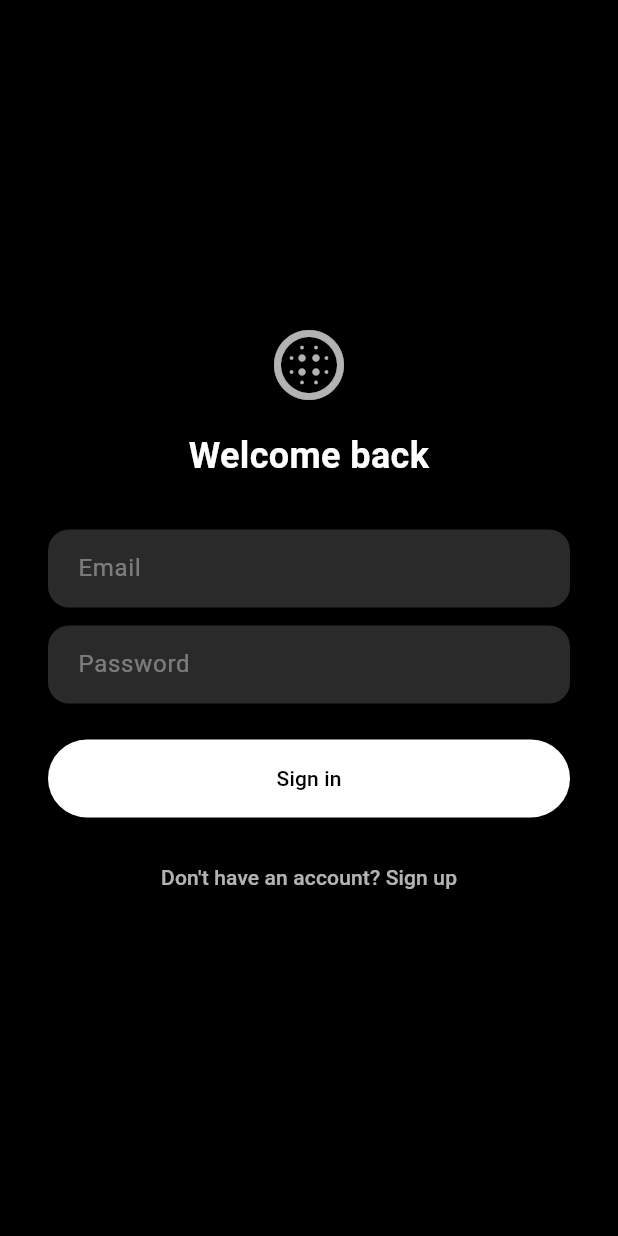
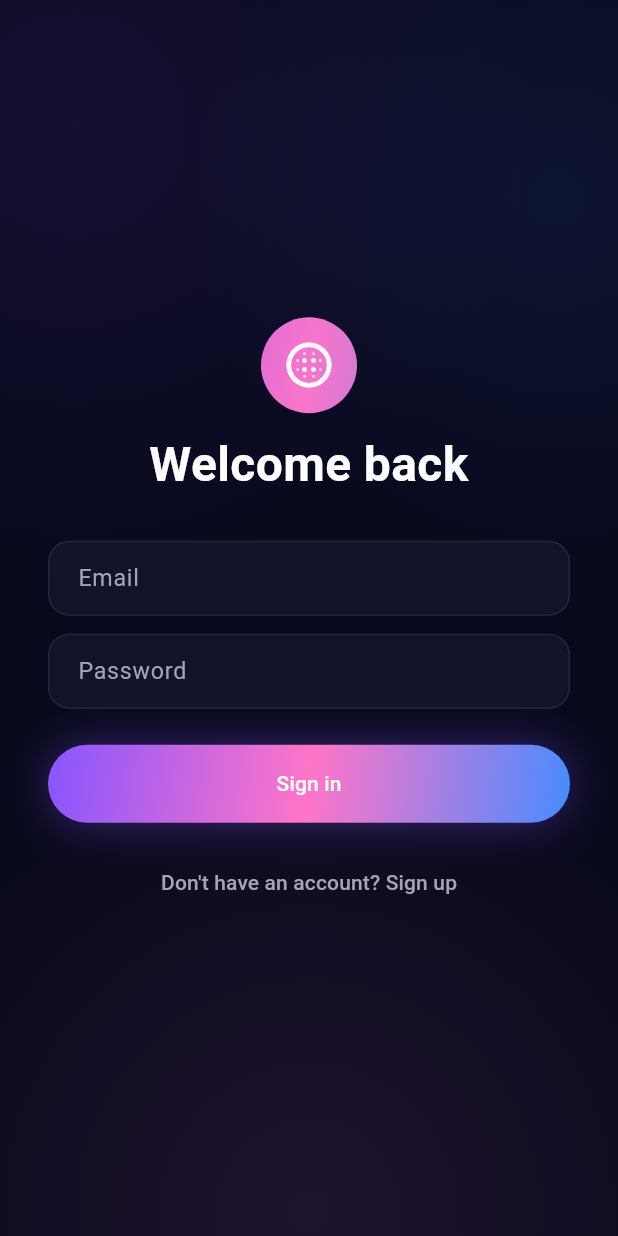
Before and after one commit to suyashvaish/beta-ecosystem, a Flutter app: the screen it shows after launch, on a phone screen of 412 x 824 dp. Run offline on Flutter 3.47's test engine with Material 3 defaults, Android fonts, the phone set to English and light mode, and no system bars; our stand-ins replace connectivity_plus, firebase_auth, firebase_core, firebase_messaging, flutter_tts, permission_handler and 2 more; accounts and stored records are empty.

Commit message:
Restyle login screen to Beta dark palette with gradient CTA

```diff
--- a/beta asli/voice_orb_app_connected/lib/screens/login_screen.dart
+++ b/beta asli/voice_orb_app_connected/lib/screens/login_screen.dart
@@ -2,7 +2,12 @@ import 'package:firebase_auth/firebase_auth.dart';
 import 'package:flutter/material.dart';
 
 import '../services/auth_service.dart';
+import '../theme/beta_background.dart';
+import '../theme/beta_theme.dart';
 
+/// Redesigned login screen (same AuthService flow, new palette):
+/// Beta's dark navy backdrop with glows, gradient primary button,
+/// card-surface input fields.
 class LoginScreen extends StatefulWidget {
   const LoginScreen({super.key, required this.authService});
 
@@ -57,8 +62,9 @@ class _LoginScreenState extends State<LoginScreen> {
   @override
   Widget build(BuildContext context) {
     return Scaffold(
-      backgroundColor: Colors.black,
-      body: SafeArea(
+      backgroundColor: BetaColors.background,
+      body: BetaBackground(
+        child: SafeArea(
           child: Center(
             child: SingleChildScrollView(
               padding: const EdgeInsets.symmetric(horizontal: 32),
@@ -66,16 +72,25 @@ class _LoginScreenState extends State<LoginScreen> {
                 mainAxisSize: MainAxisSize.min,
                 crossAxisAlignment: CrossAxisAlignment.stretch,
                 children: [
-                const Icon(Icons.blur_circular, color: Colors.white70, size: 56),
+                  Container(
+                    width: 64,
+                    height: 64,
+                    alignment: Alignment.center,
+                    decoration: const BoxDecoration(
+                      shape: BoxShape.circle,
+                      gradient: BetaColors.micGradient,
+                    ),
+                    child: const Icon(
+                      Icons.blur_circular,
+                      color: BetaColors.textPrimary,
+                      size: 36,
+                    ),
+                  ),
                   const SizedBox(height: 16),
                   Text(
                     _isSignUp ? 'Create your account' : 'Welcome back',
                     textAlign: TextAlign.center,
-                  style: const TextStyle(
-                    color: Colors.white,
-                    fontSize: 24,
-                    fontWeight: FontWeight.w600,
-                  ),
+                    style: BetaText.greeting,
                   ),
                   const SizedBox(height: 32),
                   _field(
@@ -93,18 +108,33 @@ class _LoginScreenState extends State<LoginScreen> {
                     const SizedBox(height: 16),
                     Text(
                       _error!,
-                    style: const TextStyle(color: Colors.redAccent, fontSize: 13),
+                      style: const TextStyle(
+                        color: BetaColors.error,
+                        fontSize: 13,
+                      ),
                       textAlign: TextAlign.center,
                     ),
                   ],
                   const SizedBox(height: 24),
                   SizedBox(
                     height: 52,
+                    child: DecoratedBox(
+                      decoration: BoxDecoration(
+                        gradient: BetaColors.micGradient,
+                        borderRadius: BorderRadius.circular(26),
+                        boxShadow: [
+                          BoxShadow(
+                            color: BetaColors.purple.withValues(alpha: 0.35),
+                            blurRadius: 24,
+                          ),
+                        ],
+                      ),
                       child: ElevatedButton(
                         onPressed: _isLoading ? null : _submit,
                         style: ElevatedButton.styleFrom(
-                      backgroundColor: Colors.white,
-                      foregroundColor: Colors.black,
+                          backgroundColor: Colors.transparent,
+                          foregroundColor: BetaColors.textPrimary,
+                          shadowColor: Colors.transparent,
                           shape: RoundedRectangleBorder(
                             borderRadius: BorderRadius.circular(26),
                           ),
@@ -113,9 +143,13 @@ class _LoginScreenState extends State<LoginScreen> {
                             ? const SizedBox(
                                 width: 22,
                                 height: 22,
-                            child: CircularProgressIndicator(strokeWidth: 2.5),
+                                child: CircularProgressIndicator(
+                                  strokeWidth: 2.5,
+                                  color: BetaColors.textPrimary,
+                                ),
                               )
                             : Text(_isSignUp ? 'Sign up' : 'Sign in'),
+                      ),
                     ),
                   ),
                   const SizedBox(height: 16),
@@ -127,10 +161,11 @@ class _LoginScreenState extends State<LoginScreen> {
                       _isSignUp
                           ? 'Already have an account? Sign in'
                           : "Don't have an account? Sign up",
-                    style: const TextStyle(color: Colors.white70),
+                      style: const TextStyle(color: BetaColors.textSecondary),
                     ),
                   ),
                 ],
+              ),
             ),
           ),
         ),
@@ -148,12 +183,20 @@ class _LoginScreenState extends State<LoginScreen> {
       controller: controller,
       obscureText: obscure,
       keyboardType: keyboardType,
-      style: const TextStyle(color: Colors.white),
+      style: BetaText.body,
       decoration: InputDecoration(
         hintText: hint,
-        hintStyle: const TextStyle(color: Colors.white38),
+        hintStyle: const TextStyle(color: BetaColors.textSecondary),
         filled: true,
-        fillColor: const Color(0xFF2A2A2A),
+        fillColor: BetaColors.backgroundSecondary,
+        enabledBorder: OutlineInputBorder(
+          borderRadius: BorderRadius.circular(14),
+          borderSide: const BorderSide(color: BetaColors.cardBorder),
+        ),
+        focusedBorder: OutlineInputBorder(
+          borderRadius: BorderRadius.circular(14),
+          borderSide: const BorderSide(color: BetaColors.purple),
+        ),
         border: OutlineInputBorder(
           borderRadius: BorderRadius.circular(14),
           borderSide: BorderSide.none,
```
Lines whose indentation alone changed are shown as unchanged.
